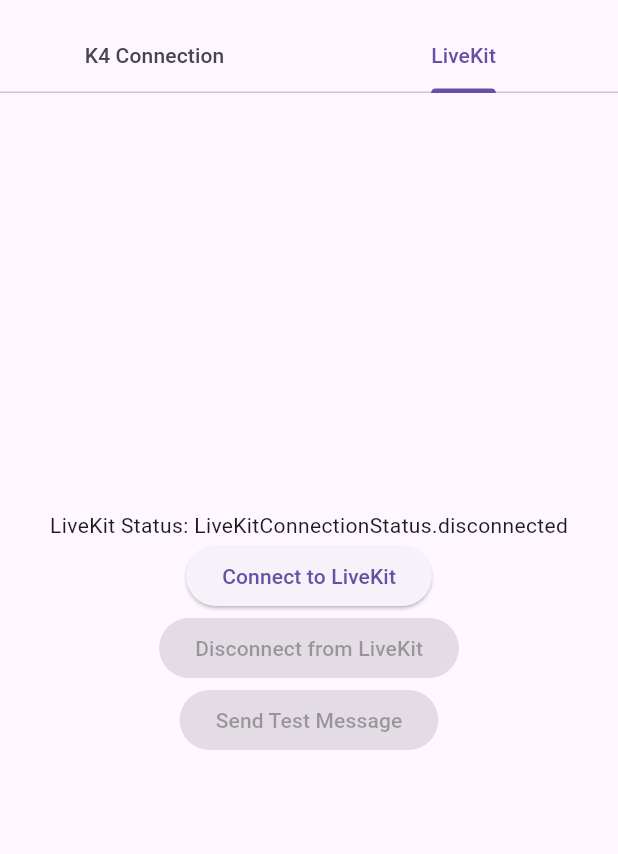
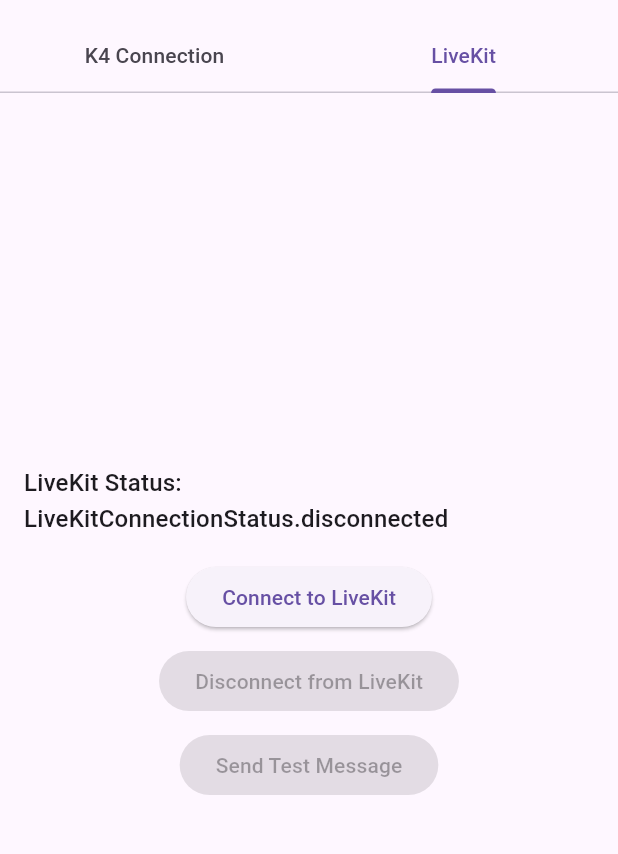
Before and after one commit to americanbwana/learn_riverpod, a Flutter app: the screen it shows after launch, tab 2 chosen, on a phone screen of 412 x 824 dp, the part 63-917 px from its top. Run offline on Flutter 3.47's test engine with Material 3 defaults, Android fonts, the phone set to English and light mode, and no system bars; our stand-ins replace flutter_dotenv, flutter_riverpod; missing offline and left inert: livekit_client.

```diff
--- a/lib/main.dart
+++ b/lib/main.dart
@@ -17,7 +17,7 @@ Future<void> main() async {
   try {
     await dotenv.load(fileName: ".env");
     print('LIVEKIT_URL: ${dotenv.env['LIVEKIT_URL']}');
-    print('LIVEKIT_TOKEN: ${dotenv.env['LIVEKIT_TOKEN']}');
+    // print('LIVEKIT_TOKEN: ${dotenv.env['LIVEKIT_TOKEN']}');
   } catch (e) {
     print('Failed to load .env file: $e');
   }
--- a/lib/providers/livekit_connection_notifier.dart
+++ b/lib/providers/livekit_connection_notifier.dart
@@ -56,6 +56,9 @@ class LiveKitConnectionNotifier extends StateNotifier<LiveKitConnectionState> {
   Future<void> sendData(String message) async {
     await _connectionService.sendData(message);
   }
+
+  // Public getter to access the connection service
+  LiveKitConnectionService get connectionService => _connectionService;
 }
 
 final liveKitConnectionNotifierProvider =
--- a/lib/screens/connection_screen.dart
+++ b/lib/screens/connection_screen.dart
@@ -7,7 +7,7 @@
 import 'package:flutter/material.dart';
 import 'package:flutter_riverpod/flutter_riverpod.dart';
 import '../models/connection_state.dart';
-import '../providers/connection_state_notifier.dart';
+import '../providers/connection_state_notifier.dart'; // Make sure this is correct
 import '../config.dart'; // Import config to get host and port
 
 class ConnectionScreen extends ConsumerWidget {
@@ -17,6 +17,8 @@ class ConnectionScreen extends ConsumerWidget {
   Widget build(BuildContext context, WidgetRef ref) {
     // Watch the connection state
     final connectionState = ref.watch(connectionStateNotifierProvider);
+    // add livekit connection state
+    // final liveKitConnectionState = ref.watch(liveKitConnectionNotifierProvider);
 
     // Remove the Scaffold and just use a container with padding
     return Padding(
@@ -60,4 +62,3 @@ class ConnectionScreen extends ConsumerWidget {
     );
   }
 }
-// The `ConnectionScreen` widget displays the connection status and responses from the K4 device. It uses a `ConsumerWidget` to watch the connection state provided by `connectionStateNotifierProvider`. The widget shows the connection status, the latest response received from the K4 device, and any errors that occurred during the connection process.
--- a/lib/screens/livekit_screen.dart
+++ b/lib/screens/livekit_screen.dart
@@ -3,47 +3,91 @@ import 'package:flutter/material.dart';
 import 'package:flutter_riverpod/flutter_riverpod.dart';
 import '../providers/livekit_connection_notifier.dart';
 
-/// Screen to manage LiveKit interactions
 class LiveKitScreen extends ConsumerWidget {
-  const LiveKitScreen({super.key});
+  const LiveKitScreen({Key? key}) : super(key: key);
 
   @override
   Widget build(BuildContext context, WidgetRef ref) {
     final connectionState = ref.watch(liveKitConnectionNotifierProvider);
 
-    return SizedBox(  // Add a SizedBox with a fixed height
-      height: 300,    // Give it a reasonable height
+    // Get the connection service using the public getter
+    final connectionService = ref.read(liveKitConnectionNotifierProvider.notifier)
+        .connectionService;
+
+    // Get connection details if available
+    final connectionDetails = connectionService.connectionDetails;
+
+    // Get room information if connected
+    final room = connectionService.room;
+    final localParticipant = room?.localParticipant;
+    final participants = room?.remoteParticipants.length ?? 0;
+
+    return Padding(
+      padding: const EdgeInsets.all(16.0),
+      child: Center(
+        child: SingleChildScrollView(
           child: Column(
+            mainAxisSize: MainAxisSize.min,
             mainAxisAlignment: MainAxisAlignment.center,
             children: [
-          Text('LiveKit Status: ${connectionState.status}'),
+              Text('LiveKit Status: ${connectionState.status}',
+                  style: Theme.of(context).textTheme.titleMedium),
+              const SizedBox(height: 16),
+
+              // Display connection details when connected
+              if (connectionState.status == LiveKitConnectionStatus.connected) ...[
+                // Room info
+                const Text('Room Information:',
+                    style: TextStyle(fontWeight: FontWeight.bold)),
+                Text('Room Name: ${connectionDetails?.roomName ?? room?.name ?? 'Unknown'}'),
+                Text('Participants: $participants other participants'),
+                const SizedBox(height: 8),
+
+                // Local participant info
+                const Text('Your Information:',
+                    style: TextStyle(fontWeight: FontWeight.bold)),
+                Text('Participant Name: ${connectionDetails?.participantName ?? localParticipant?.identity ?? 'Unknown'}'),
+                Text('Participant ID: ${localParticipant?.sid ?? 'Unknown'}'),
+                const SizedBox(height: 16),
+              ],
+
+              // Display error if any
               if (connectionState.status == LiveKitConnectionStatus.error)
-            Text('Error: ${connectionState.error}'),
+                Padding(
+                  padding: const EdgeInsets.only(bottom: 16.0),
+                  child: Text('Error: ${connectionState.error}',
+                      style: const TextStyle(color: Colors.red)),
+                ),
+
+              // Connect button
               ElevatedButton(
                 onPressed: connectionState.status == LiveKitConnectionStatus.disconnected
-                ? () => ref
-                    .read(liveKitConnectionNotifierProvider.notifier)
-                    .connect()
+                    ? () => ref.read(liveKitConnectionNotifierProvider.notifier).connect()
                     : null,
-            child: Text('Connect to LiveKit'),
+                child: const Text('Connect to LiveKit'),
               ),
+              const SizedBox(height: 8),
+
+              // Disconnect button
               ElevatedButton(
                 onPressed: connectionState.status == LiveKitConnectionStatus.connected
-                ? () => ref
-                    .read(liveKitConnectionNotifierProvider.notifier)
-                    .disconnect()
+                    ? () => ref.read(liveKitConnectionNotifierProvider.notifier).disconnect()
                     : null,
-            child: Text('Disconnect from LiveKit'),
+                child: const Text('Disconnect from LiveKit'),
               ),
+              const SizedBox(height: 8),
+
+              // Send test message button
               ElevatedButton(
                 onPressed: connectionState.status == LiveKitConnectionStatus.connected
-                ? () => ref
-                    .read(liveKitConnectionNotifierProvider.notifier)
+                    ? () => ref.read(liveKitConnectionNotifierProvider.notifier)
                         .sendData('Test message from LiveKitScreen')
                     : null,
-            child: Text('Send Test Message'),
+                child: const Text('Send Test Message'),
               ),
             ],
+          ),
+        ),
       ),
     );
   }
--- a/pubspec.yaml
+++ b/pubspec.yaml
@@ -11,8 +11,10 @@ dependencies:
     sdk: flutter
   flutter_dotenv: ^5.2.1
   flutter_riverpod: ^2.6.1
+  http: ^1.3.0
   livekit_client: ^2.4.1
   riverpod_annotation: ^2.6.1
+  uuid: ^4.5.1
 
 dev_dependencies:
   flutter_test:
```
Also changed, not shown: lib/models/livekit_connection_details.dart (added, +62 -0 lines), lib/services/livekit_connection_service.dart (+75 -19 lines), lib/services/token_service.dart (added, +67 -0 lines), pubspec.lock. Lines whose indentation alone changed are shown as unchanged.
